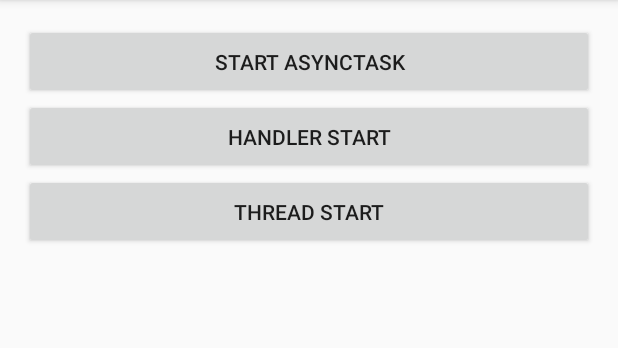
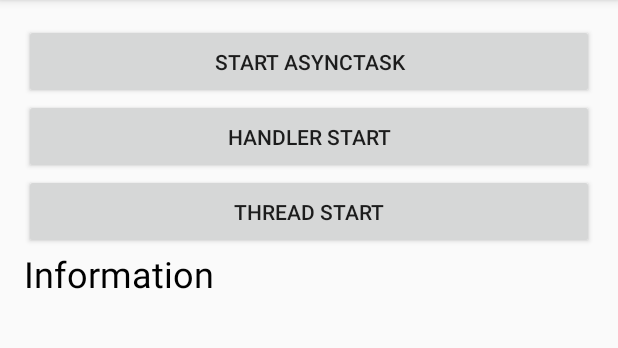
Before and after one commit to masster001/CompainRepo, an Android app: the AsyncActivity screen opened directly, with no data from a screen before it, on a phone screen of 412 x 824 dp, the part 84-432 px from its top. Run offline under Robolectric (Android 15) with nearby library versions, the phone set to English and light mode, and no system bars.

Commit message:
AsyncUpdate

```diff
--- a/app/src/main/java/com/masstersoft/compainrepo/async_tasks/AsyncActivity.kt
+++ b/app/src/main/java/com/masstersoft/compainrepo/async_tasks/AsyncActivity.kt
@@ -1,13 +1,45 @@
 package com.masstersoft.compainrepo.async_tasks
 
+import android.annotation.SuppressLint
+import android.os.AsyncTask
+import android.os.Bundle
 import androidx.appcompat.app.AppCompatActivity
-import android.os.Bundle
 import com.masstersoft.compainrepo.R
+import kotlinx.android.synthetic.main.activity_async.*
 
 class AsyncActivity : AppCompatActivity() {
 
     override fun onCreate(savedInstanceState: Bundle?) {
         super.onCreate(savedInstanceState)
         setContentView(R.layout.activity_async)
+
+        btn1.setOnClickListener {
+            @SuppressLint("StaticFieldLeak")
+            object : AsyncTask<Void, Int, String>() {
+                override fun onPreExecute() {
+                    super.onPreExecute()
+                }
+
+                override fun doInBackground(vararg p0: Void?): String {
+                    TODO("not implemented") //To change body of created functions use File | Settings | File Templates.
+                }
+
+                override fun onPostExecute(result: String?) {
+                    super.onPostExecute(result)
+                }
+
+                override fun onProgressUpdate(vararg values: Int?) {
+                    super.onProgressUpdate(*values)
+                }
+            }
+        }
+
+        btn2.setOnClickListener {
+
+        }
+
+        btn3.setOnClickListener {
+
+        }
     }
 }
--- a/app/src/main/res/layout/activity_async.xml
+++ b/app/src/main/res/layout/activity_async.xml
@@ -23,4 +23,16 @@
             android:text="Thread start"
             android:id="@+id/btn3"/>
 
+    <ProgressBar android:id="@+id/progress"
+                 android:layout_width="match_parent"
+                 android:layout_height="60dp"
+                 android:visibility="gone"/>
+
+    <TextView android:id="@+id/info"
+              android:layout_width="match_parent"
+              android:layout_height="wrap_content"
+              android:text="Information"
+              android:textSize="24dp"
+              android:textColor="@android:color/background_dark"/>
+
 </LinearLayout>
```
